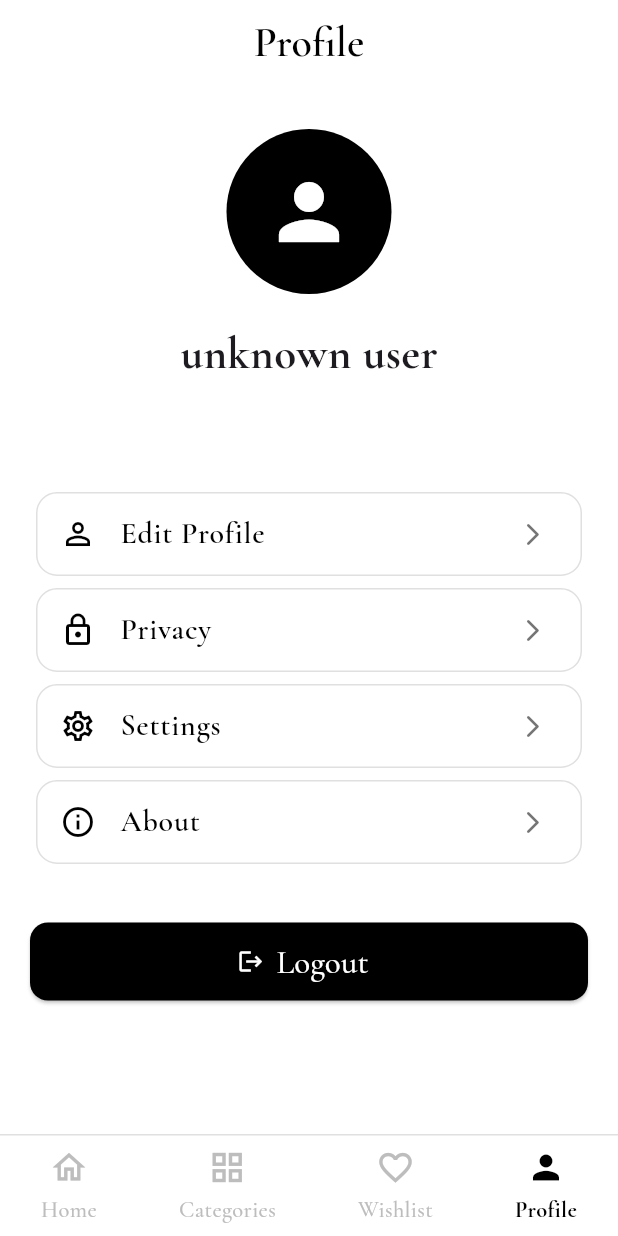
After one commit to kutubofficial/email_auth_verification, a Flutter app: the screen it shows once a user with an empty profile is signed in, item 4 of the bottom bar chosen, after a tap on "Edit Profile", on a phone screen of 412 x 824 dp. The commit adds this screen. Run offline on Flutter 3.47's test engine with Material 3 defaults, Android fonts, the phone set to English and light mode, and no system bars; our stand-ins replace cloud_firestore, firebase_auth, firebase_core, flutter_svg, get, google_fonts; accounts and stored records are empty.

Commit message:
added dashboard and bottom nav bar

```diff
--- a/lib/authentication/forgot_password.dart
+++ b/lib/authentication/forgot_password.dart
@@ -1,5 +1,7 @@
 import 'package:firebase_auth/firebase_auth.dart';
 import 'package:flutter/material.dart';
+import 'package:get/get_core/get_core.dart';
+import 'package:get/get_navigation/src/extension_navigation.dart';
 import 'package:google_fonts/google_fonts.dart';
 import 'package:login_signup/authentication/login.dart';
 import 'package:login_signup/widgets/custom_text_field.dart';
@@ -13,6 +15,7 @@ class ForgotPassword extends StatefulWidget {
 
 class _ForgotPasswordState extends State<ForgotPassword> {
   final TextEditingController _forgotPassword = TextEditingController();
+  final _formKey = GlobalKey<FormState>();
 
   @override
   void dispose() {
@@ -20,16 +23,24 @@ class _ForgotPasswordState extends State<ForgotPassword> {
     super.dispose();
   }
 
+  String? validateEmail(String? value) {
+  if (value == null || value.trim().isEmpty) {
+    return 'Email is required';
+  }
+  final emailRegex = RegExp(r'^[\w-\.]+@([\w-]+\.)+[\w-]{2,4}$');
+  if (!emailRegex.hasMatch(value.trim())) {
+    return 'Enter a valid email address';
+  }
+  return null;
+}
+
 Future<void> forgotPassword() async {
   try {
     await FirebaseAuth.instance.sendPasswordResetEmail(email: _forgotPassword.text,);
-    ScaffoldMessenger.of(context).showSnackBar(
-      SnackBar(content: Text('Reset link sent! Check your email.')),
-    );
+    Get.snackbar('Message', 'Reset link sent! Check your email.');
   } on FirebaseAuthException catch (e) {
-    ScaffoldMessenger.of(context).showSnackBar(
-      SnackBar(content: Text(e.message ?? 'Something went wrong')),
-    );
+
+    Get.snackbar('error', e.message  ??' Something went wrong');
   }
 }
 
@@ -45,15 +56,13 @@ Future<void> forgotPassword() async {
         child: SingleChildScrollView(
           physics: NeverScrollableScrollPhysics(),
         padding: const EdgeInsets.symmetric(horizontal: 24),
-          child: ConstrainedBox(
-            constraints: BoxConstraints(
-      minHeight: MediaQuery.of(context).size.height -MediaQuery.of(context).padding.top -MediaQuery.of(context).padding.bottom,
-    ),
+          child: Form(
+            key: _formKey,
             child: Column(
-              mainAxisAlignment: MainAxisAlignment.center,
-              crossAxisAlignment: CrossAxisAlignment.center,
+              // mainAxisAlignment: MainAxisAlignment.center,
+              // crossAxisAlignment: CrossAxisAlignment.center,
               children: [
-                const SizedBox(height: 40),
+                const SizedBox(height: 160),
                 Icon(Icons.lock,size: 60,color: Colors.black87,),
 
                 const SizedBox(height: 24),
@@ -70,6 +79,7 @@ Future<void> forgotPassword() async {
                   hintText: 'Enter your e-mail',
                   icon: Icons.email_outlined,
                   obscureText: false,
+                  validator: validateEmail,
                 ),
                 const SizedBox(height: 32),
 
@@ -78,8 +88,10 @@ Future<void> forgotPassword() async {
                   height: 52,
                   child: ElevatedButton(
                     onPressed: (){
-                      forgotPassword();
+                      if(_formKey.currentState!.validate()){
+                        forgotPassword();
                       Navigator.push(context, MaterialPageRoute(builder: (context)=>LoginScreen()));
+                      }
                     },
                     style: ElevatedButton.styleFrom(
                       backgroundColor: Colors.black,
--- a/lib/authentication/wrapper.dart
+++ b/lib/authentication/wrapper.dart
@@ -1,8 +1,8 @@
 import 'package:flutter/material.dart';
 import 'package:login_signup/authentication/email_verify.dart';
 import 'package:login_signup/authentication/login.dart';
-import 'package:login_signup/homepage.dart';
 import 'package:firebase_auth/firebase_auth.dart';
+import 'package:login_signup/screens/home/home_wrapper.dart';
 
 class Wrapper extends StatefulWidget {
   const Wrapper({super.key});
@@ -19,7 +19,7 @@ class _WrapperState extends State<Wrapper> {
       builder: (context,snapshot){
         if(snapshot.hasData){
           if(snapshot.data!.emailVerified){
-            return Homepage();
+            return HomeWrapper();
           }else{
              return EmailVerify();
           }
--- /dev/null
+++ b/lib/screens/home/categories_screen.dart
@@ -0,0 +1,29 @@
+import 'package:flutter/material.dart';
+import 'package:google_fonts/google_fonts.dart';
+
+class CategoriesScreen extends StatefulWidget {
+  const CategoriesScreen({super.key});
+
+  @override
+  State<CategoriesScreen> createState() => _CategoriesScreenState();
+}
+
+class _CategoriesScreenState extends State<CategoriesScreen> {
+  @override
+  Widget build(BuildContext context) {
+    return Scaffold(
+      backgroundColor: Colors.white,
+      appBar: AppBar(
+        elevation: 0,
+        title: Text('Categories', style: GoogleFonts.cormorantGaramond(fontSize: 28,fontWeight: FontWeight.w600,color: Colors.black,),),
+        backgroundColor: Colors.white,
+        centerTitle: true,
+        surfaceTintColor: Colors.white,
+        iconTheme: const IconThemeData(color: Colors.black)
+      ),
+      body: Center(
+        child: Text('upcoming...'),
+      ),
+    );
+  }
+}
--- /dev/null
+++ b/lib/screens/home/dashboard_screen.dart
@@ -0,0 +1,111 @@
+import 'package:flutter/material.dart';
+import 'package:google_fonts/google_fonts.dart';
+
+class DashboardScreen extends StatefulWidget {
+  const DashboardScreen({super.key});
+
+  @override
+  State<DashboardScreen> createState() => _DashboardScreenState();
+}
+
+class _DashboardScreenState extends State<DashboardScreen> {
+  final TextEditingController _searchController = TextEditingController();
+  int _cartCount = 2;
+
+  @override
+  void dispose() {
+    _searchController.dispose();
+    super.dispose();
+  }
+
+  @override
+  Widget build(BuildContext context) {
+    return Scaffold(
+      backgroundColor: Colors.white,
+      appBar: AppBar(
+        backgroundColor: Colors.white,
+        elevation: 0,
+        leading: IconButton(
+          icon: const Icon(Icons.menu, color: Colors.black87),
+          onPressed: () {},
+        ),
+        title: Text('Easy Shopping',
+          style: GoogleFonts.cormorantGaramond(fontSize: 22,fontWeight: FontWeight.w700,color: Colors.black87,),
+        ),
+        centerTitle: true,
+        actions: [
+          Stack(
+            children: [
+              IconButton(
+                icon: const Icon(Icons.shopping_cart_outlined, color: Colors.black87,size: 26,),
+                onPressed: () {},
+              ),
+              if (_cartCount > 0)
+                Positioned(
+                  right: 6,
+                  top: 6,
+                  child: Container(
+                    padding: const EdgeInsets.all(4),
+                    decoration: const BoxDecoration(
+                      color: Colors.black,
+                      shape: BoxShape.circle,
+                    ),
+                    constraints: const BoxConstraints(minWidth: 16, minHeight: 16),
+                    child: Text('$_cartCount',
+                      textAlign: TextAlign.center,
+                      style: const TextStyle(color: Colors.white, fontSize: 10),
+                    ),
+                  ),
+                ),
+            ],
+          ),
+          const SizedBox(width: 8),
+        ],
+      ),
+      body: Padding(
+        padding: const EdgeInsets.symmetric(horizontal: 16),
+        child: Column(
+          crossAxisAlignment: CrossAxisAlignment.start,
+          children: [
+            const SizedBox(height: 12),
+
+            Container(
+              decoration: BoxDecoration(
+                border: Border.all(color: Colors.grey[300]!),
+                borderRadius: BorderRadius.circular(12),
+              ),
+              child: TextField(
+                controller: _searchController,
+                style: GoogleFonts.cormorantGaramond(fontSize: 16),
+                decoration: InputDecoration(
+                  hintText: 'Search products...',
+                  hintStyle: GoogleFonts.cormorantGaramond(color: Colors.grey[400],fontSize: 16,),
+                  prefixIcon: const Icon(Icons.search, color: Colors.grey),
+                  suffixIcon: IconButton(icon: const Icon(Icons.tune, color: Colors.grey),
+                    onPressed: () {},
+                  ),
+                  border: InputBorder.none,
+                  contentPadding: const EdgeInsets.symmetric(vertical: 14),
+                ),
+              ),
+            ),
+
+            const SizedBox(height: 24),
+
+            Text('Featured Products',
+              style: GoogleFonts.cormorantGaramond(fontSize: 22,fontWeight: FontWeight.w600,color: Colors.black87,),
+            ),
+
+            const SizedBox(height: 16),
+
+            const Expanded(
+              child: Center(
+                child: Text('upcoming...'),
+              ),
+            ),
+          ],
+        ),
+      ),
+    );
+  }
+}
--- /dev/null
+++ b/lib/screens/home/home_wrapper.dart
@@ -0,0 +1,38 @@
+import 'package:flutter/material.dart';
+import 'package:login_signup/screens/home/categories_screen.dart';
+import 'package:login_signup/screens/home/dashboard_screen.dart';
+import 'package:login_signup/screens/home/profile_screen.dart';
+import 'package:login_signup/screens/home/wishlist_screen.dart';
+import 'package:login_signup/widgets/custom_bottom_nav.dart';
+
+class HomeWrapper extends StatefulWidget {
+  const HomeWrapper({super.key});
+
+  @override
+  State<HomeWrapper> createState() => _HomeWrapperState();
+}
+
+class _HomeWrapperState extends State<HomeWrapper> {
+  int _selectedIndex = 0;
+
+  final List<Widget> _screens = const [
+    DashboardScreen(),
+    CategoriesScreen(),
+    WishlistScreen(),
+    ProfileScreen(),
+  ];
+
+  @override
+  Widget build(BuildContext context) {
+    return Scaffold(
+      body: IndexedStack(
+        index: _selectedIndex,
+        children: _screens,
+      ),
+      bottomNavigationBar: CustomBottomNav(
+        currentIndex: _selectedIndex,
+        onTap: (index) => setState(() => _selectedIndex = index),
+      ),
+    );
+  }
+}
--- /dev/null
+++ b/lib/screens/home/profile_screen.dart
@@ -0,0 +1,143 @@
+import 'package:cloud_firestore/cloud_firestore.dart';
+import 'package:firebase_auth/firebase_auth.dart';
+import 'package:flutter/material.dart';
+import 'package:google_fonts/google_fonts.dart';
+
+class ProfileScreen extends StatefulWidget{
+  const ProfileScreen({super.key});
+
+  @override
+  State<ProfileScreen> createState()=>_ProfileScreenState();
+}
+class _ProfileScreenState extends State<ProfileScreen>{
+
+  final user = FirebaseAuth.instance.currentUser!;
+  final emaiID = FirebaseAuth.instance.currentUser!.email;
+  String name ='';
+
+  @override
+  void initState(){
+    super.initState();
+    fetchUserData();
+  }
+
+  Future<void> fetchUserData() async {
+  final uid = FirebaseAuth.instance.currentUser!.uid;
+
+  DocumentSnapshot doc = await FirebaseFirestore.instance.collection('users').doc(uid).get();
+
+  print("=====Document Exists: ${doc.exists}");
+  print("=====Document ID: ${doc.id}");
+  print("=====Data: ${doc.data()}");
+
+  if (doc.exists) {
+    setState(() {
+      name = doc['name'];
+    });
+  } else {
+    print("User document does not exist.");
+  }
+}
+
+  Future<void> signout()async{
+    await FirebaseAuth.instance.signOut();
+  }
+
+  @override
+  Widget build(BuildContext context) {
+    return Scaffold(
+      backgroundColor: Colors.white,
+      appBar: AppBar(
+        title: Text("Profile",
+          style: GoogleFonts.cormorantGaramond(fontSize: 28,fontWeight: FontWeight.w600,color: Colors.black,),
+        ),
+        centerTitle: true,
+        backgroundColor: Colors.white,
+        elevation: 0,
+        surfaceTintColor: Colors.white,
+        iconTheme: const IconThemeData(color: Colors.black),
+      ),
+      body: SingleChildScrollView(
+        padding: const EdgeInsets.all(20),
+        child: Column(
+          children: [
+            const SizedBox(height: 10),
+
+            const CircleAvatar(
+              radius: 55,
+              backgroundColor: Colors.black,
+              child: Icon(Icons.person, color: Colors.white, size: 60),
+            ),
+
+            const SizedBox(height: 18),
+
+            Text("unknown user",
+              style: GoogleFonts.cormorantGaramond(fontSize: 30,fontWeight: FontWeight.bold,),
+            ),
+
+            const SizedBox(height: 6),
+
+            Text( emaiID!,
+              style: GoogleFonts.cormorantGaramond(fontSize: 18,color: Colors.grey,
+              ),
+            ),
+
+            const SizedBox(height: 35),
+
+            buildTile(icon: Icons.person_outline, title: "Edit Profile", onTap: () {},),
+
+            buildTile(icon: Icons.lock_outline, title: "Privacy", onTap: () {}),
+
+            buildTile(icon: Icons.settings_outlined,title: "Settings",onTap: () {},),
+
+            buildTile(icon: Icons.info_outline, title: "About", onTap: () {}),
+
+            const SizedBox(height: 35),
+
+            SizedBox(
+              width: double.infinity,
+              height: 52,
+              child: ElevatedButton.icon(
+                onPressed: ()=>signout(),
+                style: ElevatedButton.styleFrom(
+                  backgroundColor: Colors.black,
+                  foregroundColor: Colors.white,
+                  shape: RoundedRectangleBorder(borderRadius: BorderRadius.circular(12),),
+                ),
+                icon: const Icon(Icons.logout),
+                label: Text("Logout",
+                  style: GoogleFonts.cormorantGaramond(color: Colors.white,fontSize: 22,fontWeight: FontWeight.w500),
+                ),
+              ),
+            ),
+          ],
+        ),
+      ),
+    );
+  }
+
+  Widget buildTile({
+    required IconData icon,
+    required String title,
+    VoidCallback? onTap,
+    Color iconColor = Colors.black,
+  }) {
+    return Card(
+      color: Colors.white,
+      elevation: 0,
+      shape: RoundedRectangleBorder(
+        borderRadius: BorderRadius.circular(14),
+        side: BorderSide(color: Colors.grey.shade300),
+      ),
+      child: ListTile(
+        leading: Icon(icon, color: iconColor),
+        title: Text(title,
+          style: GoogleFonts.cormorantGaramond(fontSize: 20,fontWeight: FontWeight.w600,color: Colors.black),
+        ),
+        trailing: const Icon(Icons.arrow_forward_ios_rounded,size: 18,color: Colors.black54,),
+        onTap: onTap,
+      ),
+    );
+  }
+
+}
--- /dev/null
+++ b/lib/screens/home/wishlist_screen.dart
@@ -0,0 +1,29 @@
+import 'package:flutter/material.dart';
+import 'package:google_fonts/google_fonts.dart';
+
+class WishlistScreen extends StatefulWidget {
+  const WishlistScreen({super.key});
+
+  @override
+  State<WishlistScreen> createState() => _WishlistScreenState();
+}
+
+class _WishlistScreenState extends State<WishlistScreen> {
+  @override
+  Widget build(BuildContext context) {
+    return Scaffold(
+      backgroundColor: Colors.white,
+      appBar: AppBar(
+        title: Text("Wish List",
+          style: GoogleFonts.cormorantGaramond(fontSize: 28,fontWeight: FontWeight.w600,color: Colors.black,),
+        ),
+        centerTitle: true,
+        backgroundColor: Colors.white,
+        elevation: 0,
+        surfaceTintColor: Colors.white,
+        iconTheme: const IconThemeData(color: Colors.black),
+      ),
+      body: Center(child: const Text('upcoming...')),
+    );
+  }
+}
--- /dev/null
+++ b/lib/widgets/custom_bottom_nav.dart
@@ -0,0 +1,66 @@
+import 'package:flutter/material.dart';
+import 'package:google_fonts/google_fonts.dart';
+
+class CustomBottomNav extends StatelessWidget {
+  final int currentIndex;
+  final ValueChanged<int> onTap;
+
+  const CustomBottomNav({
+    super.key,
+    required this.currentIndex,
+    required this.onTap,
+  });
+
+  @override
+  Widget build(BuildContext context) {
+    return Container(
+      decoration: BoxDecoration(
+        color: Colors.white,
+        border: Border(top: BorderSide(color: Colors.grey[300]!, width: 1),),
+      ),
+      child: SafeArea(
+        child: Padding(
+          padding: const EdgeInsets.symmetric(vertical: 8),
+          child: Row(
+            mainAxisAlignment: MainAxisAlignment.spaceAround,
+            children: [
+              _navItem(icon: Icons.home_outlined, activeIcon: Icons.home, label: 'Home', index: 0),
+              _navItem(icon: Icons.grid_view_outlined, activeIcon: Icons.grid_view, label: 'Categories', index: 1),
+              _navItem(icon: Icons.favorite_border, activeIcon: Icons.favorite, label: 'Wishlist', index: 2),
+              _navItem(icon: Icons.person_outline, activeIcon: Icons.person, label: 'Profile', index: 3),
+            ],
+          ),
+        ),
+      ),
+    );
+  }
+
+  Widget _navItem({
+    required IconData icon,
+    required IconData activeIcon,
+    required String label,
+    required int index,
+  }) {
+    final bool isSelected = currentIndex == index;
+
+    return GestureDetector(
+      onTap: () => onTap(index),
+      behavior: HitTestBehavior.opaque,
+      child: Column(
+        mainAxisSize: MainAxisSize.min,
+        children: [
+          Icon(isSelected ? activeIcon : icon,
+            color: isSelected ? Colors.black : Colors.grey[400],size: 26,
+          ),
+          const SizedBox(height: 4),
+          Text(label,
+            style: GoogleFonts.cormorantGaramond(
+              fontSize: 15,fontWeight: isSelected ? FontWeight.w700 : FontWeight.w500,
+              color: isSelected ? Colors.black : Colors.grey[400],
+            ),
+          ),
+        ],
+      ),
+    );
+  }
+}
```
